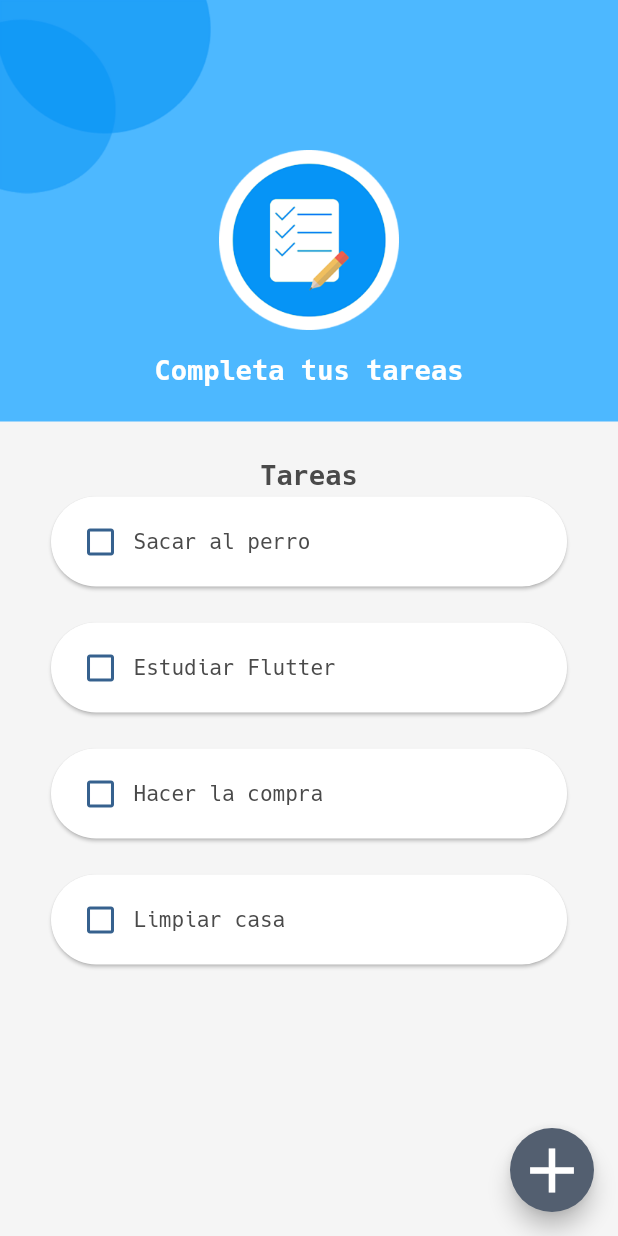
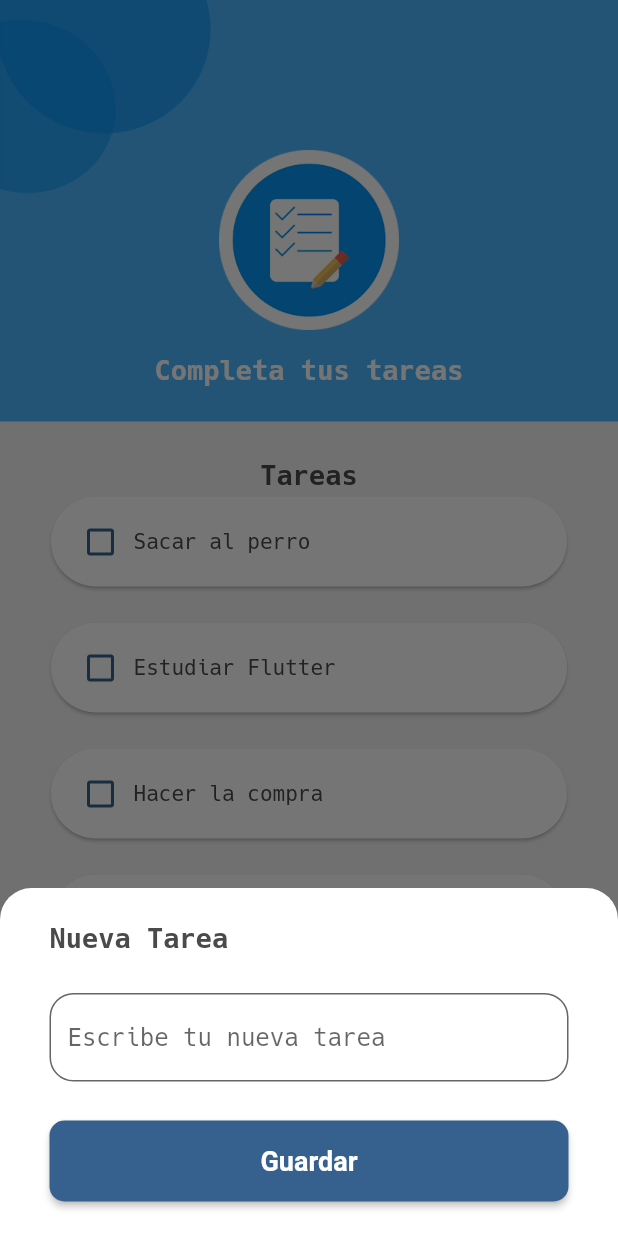
Before and after one commit to DNaranjoDev/task-manager, a Flutter app: the TaskListPage screen opened directly, after a tap on the "add" icon, on a phone screen of 412 x 824 dp. Run offline on Flutter 3.47's test engine with Material 2 defaults, Android fonts, the light colour scheme and no system bars.

Commit message:
Create add task modal

```diff
--- a/lib/app/view/task_list/task_list_page.dart
+++ b/lib/app/view/task_list/task_list_page.dart
@@ -11,40 +11,6 @@ class TaskListPage extends StatefulWidget {
 }
 
 class _TaskListPageState extends State<TaskListPage> {
-  int count = 0;
-
-  @override
-  Widget build(BuildContext context) {
-    return Scaffold(
-      body: Column(
-        children: const [
-          _Header(),
-          Expanded(
-            child: _TaskList(),
-          ),
-        ],
-      ),
-      floatingActionButton: FloatingActionButton(
-        onPressed: () {},
-        child: const Icon(
-          Icons.add,
-          size: 50,
-        ),
-      ),
-    );
-  }
-}
-
-class _TaskList extends StatefulWidget {
-  const _TaskList({
-    super.key,
-  });
-
-  @override
-  State<_TaskList> createState() => _TaskListState();
-}
-
-class _TaskListState extends State<_TaskList> {
   final taskList = <Task>[
     Task('Sacar al perro'),
     Task('Estudiar Flutter'),
@@ -54,20 +20,123 @@ class _TaskListState extends State<_TaskList> {
 
   @override
   Widget build(BuildContext context) {
+    return Scaffold(
+      body: Column(
+        children: [
+          const _Header(),
+          Expanded(
+            child: _TaskList(taskList,
+              onTaskDoneChange: (task) {
+              task.done = !task.done;
+              setState(() {
+
+              });
+            },),
+          ),
+        ],
+      ),
+      floatingActionButton: FloatingActionButton(
+        onPressed: () => _showNewTaskModal(context),
+        child: const Icon(
+          Icons.add,
+          size: 50,
+        ),
+      ),
+    );
+  }
+
+  void _showNewTaskModal(BuildContext context) {
+    showModalBottomSheet(
+      context: context,
+      isScrollControlled: true,
+      builder: (_) => _NewTaskModal(
+        onTaskCreated: (Task task) {
+          setState(() {
+            taskList.add(task);
+          });
+        },
+      ),
+    );
+  }
+}
+
+class _NewTaskModal extends StatelessWidget {
+  _NewTaskModal({Key? key, required this.onTaskCreated}) : super(key: key);
+
+  final _controller = TextEditingController();
+  final void Function(Task task) onTaskCreated;
+
+  @override
+  Widget build(BuildContext context) {
+    return Container(
+      padding: const EdgeInsets.symmetric(
+        horizontal: 33,
+        vertical: 23,
+      ),
+      decoration: const BoxDecoration(
+        borderRadius: BorderRadius.vertical(top: Radius.circular(21)),
+        color: Colors.white,
+      ),
+      child: Column(
+        crossAxisAlignment: CrossAxisAlignment.start,
+        mainAxisSize: MainAxisSize.min,
+        children: [
+          const H1('Nueva Tarea'),
+          const SizedBox(
+            height: 26,
+          ),
+          TextField(
+            controller: _controller,
+            decoration: InputDecoration(
+              filled: true,
+              fillColor: Colors.white,
+              border: OutlineInputBorder(
+                borderRadius: BorderRadius.circular(16),
+              ),
+              hintText: 'Escribe tu nueva tarea',
+            ),
+          ),
+          const SizedBox(
+            height: 26,
+          ),
+          ElevatedButton(
+            onPressed: () {
+              if (_controller.text.isNotEmpty) {
+                final task = Task(_controller.text);
+                onTaskCreated(task);
+                Navigator.of(context).pop();
+              }
+            },
+            child: const Text('Guardar'),
+          ),
+        ],
+      ),
+    );
+  }
+}
+
+class _TaskList extends StatelessWidget {
+  const _TaskList(this.taskList, {
+    Key? key,
+    required this.onTaskDoneChange
+  }) : super(key: key);
+
+  final List<Task> taskList;
+  final void Function(Task task) onTaskDoneChange;
+
+  @override
+  Widget build(BuildContext context) {
     return Padding(
-      padding: const EdgeInsets.symmetric(horizontal: 30,vertical: 25),
+      padding: const EdgeInsets.symmetric(horizontal: 30, vertical: 25),
       child: Column(
         children: [
           const H1('Tareas'),
           Expanded(
             child: ListView.separated(
                 itemBuilder: (_, index) => _TaskItem(
-                  taskList[index],
-                  onTap: () {
-                    taskList[index].done = !taskList[index].done;
-                    setState(() {});
-                  },
-                ),
+                      taskList[index],
+                      onTap: () => onTaskDoneChange(taskList[index]),
+                    ),
                 separatorBuilder: (_, __) => const SizedBox(height: 16),
                 itemCount: taskList.length),
           ),
@@ -133,7 +202,7 @@ class _TaskItem extends StatelessWidget {
               Icon(
                 task.done
                     ? Icons.check_box_rounded
-                    : Icons.check_box_outline_blank ,
+                    : Icons.check_box_outline_blank,
                 color: Theme.of(context).colorScheme.primary,
               ),
               const SizedBox(
```
Also changed, not shown: lib/app/app.dart (+15 -0 lines).
